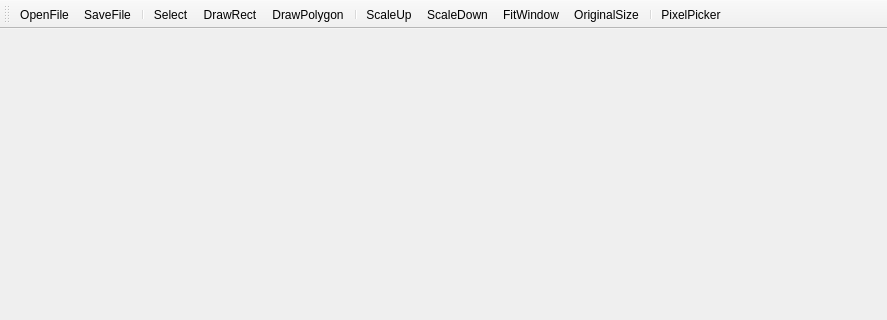
The window that mainwindow.ui (SurfaceMan/image_viewer) describes before a commit, drawn with Qt 5; both pictures show x 0 to 887 and y 0 to 320 of the 887 by 600 pixel window.
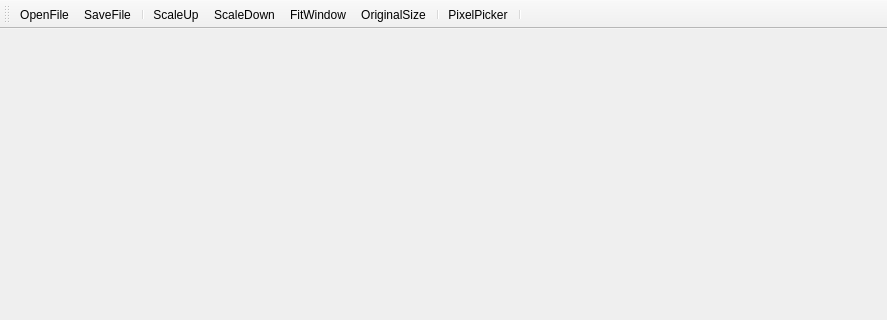
The same window after the commit.

```diff
--- a/mainwindow.ui
+++ b/mainwindow.ui
@@ -41,33 +41,14 @@
    <addaction name="actionOpenFile"/>
    <addaction name="actionSaveFile"/>
    <addaction name="separator"/>
-   <addaction name="actionSelect"/>
-   <addaction name="actionDrawRect"/>
-   <addaction name="actionDrawPolygon"/>
-   <addaction name="separator"/>
    <addaction name="actionScaleUp"/>
    <addaction name="actionScaleDown"/>
    <addaction name="actionFitWindow"/>
    <addaction name="actionOriginalSize"/>
    <addaction name="separator"/>
    <addaction name="actionPixelPicker"/>
+   <addaction name="separator"/>
   </widget>
-  <action name="actionDrawRect">
-   <property name="text">
-    <string>DrawRect</string>
-   </property>
-   <property name="toolTip">
-    <string>draw rectangle</string>
-   </property>
-  </action>
-  <action name="actionDrawPolygon">
-   <property name="text">
-    <string>DrawPolygon</string>
-   </property>
-   <property name="toolTip">
-    <string>draw polygon</string>
-   </property>
-  </action>
   <action name="actionScaleUp">
    <property name="text">
     <string>ScaleUp</string>
@@ -127,14 +108,6 @@
     <string>save file</string>
    </property>
   </action>
-  <action name="actionSelect">
-   <property name="text">
-    <string>Select</string>
-   </property>
-   <property name="toolTip">
-    <string>select</string>
-   </property>
-  </action>
  </widget>
  <resources/>
  <connections/>
```
